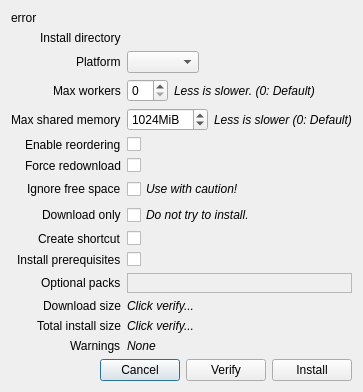
Old version of the form rare/ui/components/dialogs/install_dialog.ui in the repository RareDevs/Rare.
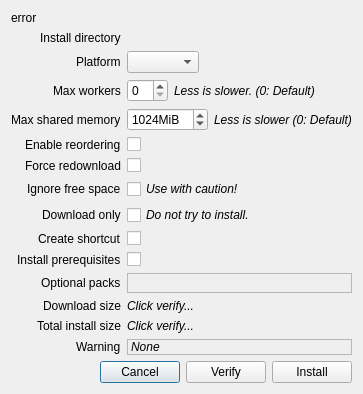
New version of the form.

Commit message:
InstallDialog: Remove QMessageBox, use existing dedicated label InstallInfoWorker: Reset excepthook to default
Also pass through black formatter

```diff
--- a/rare/ui/components/dialogs/install_dialog.ui
+++ b/rare/ui/components/dialogs/install_dialog.ui
@@ -6,8 +6,8 @@
    <rect>
     <x>0</x>
     <y>0</y>
-    <width>379</width>
-    <height>434</height>
+    <width>406</width>
+    <height>447</height>
    </rect>
   </property>
   <property name="windowTitle">
@@ -205,6 +205,12 @@
        <italic>true</italic>
       </font>
      </property>
+     <property name="frameShape">
+      <enum>QFrame::StyledPanel</enum>
+     </property>
+     <property name="frameShadow">
+      <enum>QFrame::Sunken</enum>
+     </property>
      <property name="text">
       <string>None</string>
      </property>
@@ -216,7 +222,7 @@
    <item row="15" column="0">
     <widget class="QLabel" name="warn_label">
      <property name="text">
-      <string>Warnings</string>
+      <string>Warning</string>
      </property>
     </widget>
    </item>
```
The commit also changes 2 other files.
